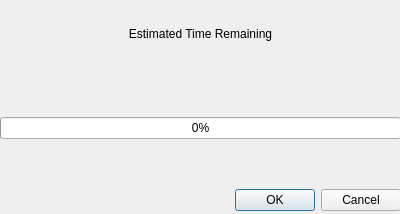
Qt form ui/progressWindow.ui (drk10015/WatchTime-Calculator) before a commit.
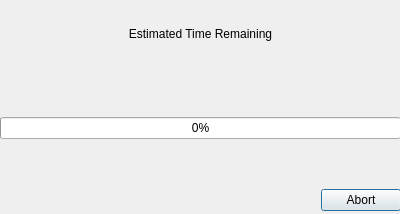
The same form after that commit.

Diff of the .ui file:
```diff
--- a/ui/progressWindow.ui
+++ b/ui/progressWindow.ui
@@ -42,7 +42,7 @@
        <enum>Qt::Horizontal</enum>
       </property>
       <property name="standardButtons">
-       <set>QDialogButtonBox::Cancel|QDialogButtonBox::Ok</set>
+       <set>QDialogButtonBox::Abort</set>
       </property>
      </widget>
     </item>
```
